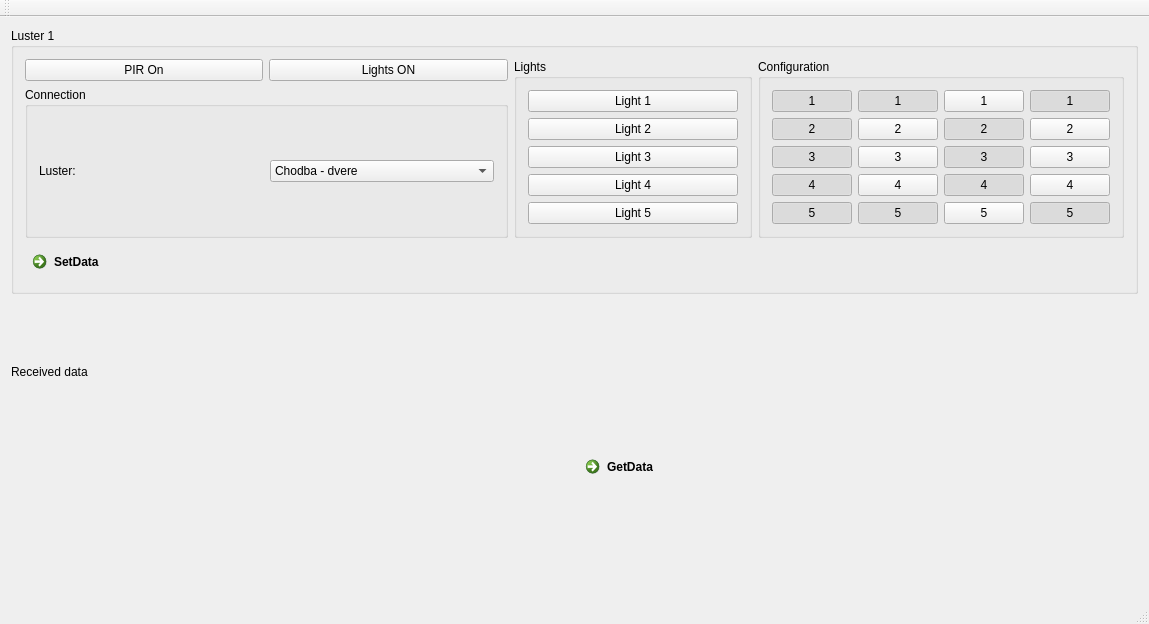
First picture: the form in qt_control/mainwindow.ui, repository bulanek/light, before the edit.
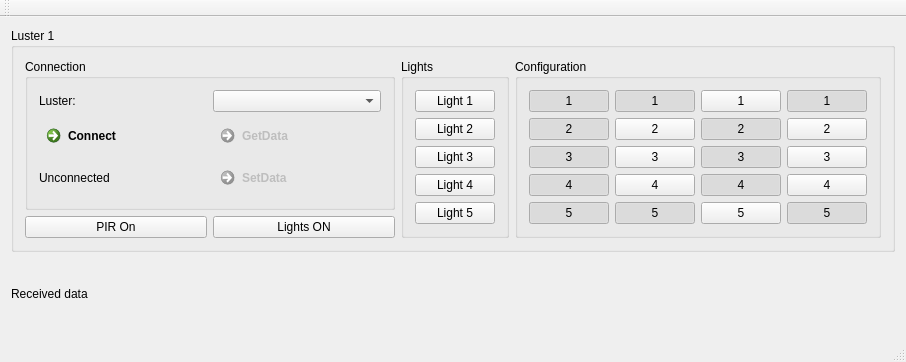
Second picture: the form after the edit.

```diff
--- a/qt_control/mainwindow.ui
+++ b/qt_control/mainwindow.ui
@@ -6,8 +6,8 @@
    <rect>
     <x>0</x>
     <y>0</y>
-    <width>1149</width>
-    <height>624</height>
+    <width>886</width>
+    <height>362</height>
    </rect>
   </property>
   <property name="windowTitle">
@@ -21,7 +21,143 @@
        <string>Luster 1</string>
       </property>
       <layout class="QGridLayout" name="gridLayout_4">
-       <item row="0" column="3" rowspan="2">
+       <item row="0" column="0">
+        <widget class="QGroupBox" name="groupBox_3">
+         <property name="title">
+          <string>Connection </string>
+         </property>
+         <layout class="QGridLayout" name="gridLayout_3">
+          <item row="0" column="0">
+           <widget class="QLabel" name="label">
+            <property name="text">
+             <string>Luster:</string>
+            </property>
+           </widget>
+          </item>
+          <item row="0" column="1">
+           <widget class="QComboBox" name="comboBox"/>
+          </item>
+          <item row="1" column="0">
+           <widget class="QCommandLinkButton" name="commandLinkButton_3">
+            <property name="text">
+             <string>Connect</string>
+            </property>
+           </widget>
+          </item>
+          <item row="1" column="1">
+           <widget class="QCommandLinkButton" name="commandLinkButton_2">
+            <property name="enabled">
+             <bool>false</bool>
+            </property>
+            <property name="text">
+             <string>GetData</string>
+            </property>
+           </widget>
+          </item>
+          <item row="2" column="0">
+           <widget class="QLabel" name="label_2">
+            <property name="text">
+             <string>Unconnected</string>
+            </property>
+           </widget>
+          </item>
+          <item row="2" column="1">
+           <widget class="QCommandLinkButton" name="commandLinkButton">
+            <property name="enabled">
+             <bool>false</bool>
+            </property>
+            <property name="text">
+             <string>SetData</string>
+            </property>
+           </widget>
+          </item>
+         </layout>
+        </widget>
+       </item>
+       <item row="1" column="0">
+        <layout class="QGridLayout" name="gridLayout_2">
+         <item row="0" column="0">
+          <widget class="QPushButton" name="pushButton">
+           <property name="text">
+            <string>PIR On</string>
+           </property>
+           <property name="checkable">
+            <bool>true</bool>
+           </property>
+          </widget>
+         </item>
+         <item row="0" column="1">
+          <widget class="QPushButton" name="pushButton_8">
+           <property name="text">
+            <string>Lights ON</string>
+           </property>
+           <property name="checkable">
+            <bool>true</bool>
+           </property>
+          </widget>
+         </item>
+        </layout>
+       </item>
+       <item row="0" column="1" rowspan="2">
+        <widget class="QGroupBox" name="groupBox">
+         <property name="title">
+          <string>Lights</string>
+         </property>
+         <layout class="QGridLayout" name="gridLayout">
+          <item row="0" column="0">
+           <widget class="QPushButton" name="pushButton_2">
+            <property name="text">
+             <string>Light 1</string>
+            </property>
+            <property name="checkable">
+             <bool>true</bool>
+            </property>
+            <property name="autoRepeat">
+             <bool>false</bool>
+            </property>
+            <property name="autoExclusive">
+             <bool>false</bool>
+            </property>
+           </widget>
+          </item>
+          <item row="1" column="0">
+           <widget class="QPushButton" name="pushButton_3">
+            <property name="text">
+             <string>Light 2</string>
+            </property>
+            <property name="checkable">
+             <bool>true</bool>
+            </property>
+           </widget>
+          </item>
+          <item row="4" column="0">
+           <widget class="QPushButton" name="pushButton_47">
+            <property name="text">
+             <string>Light 5</string>
+            </property>
+           </widget>
+          </item>
+          <item row="2" column="0">
+           <widget class="QPushButton" name="pushButton_4">
+            <property name="text">
+             <string>Light 3</string>
+            </property>
+            <property name="checkable">
+             <bool>true</bool>
+            </property>
+           </widget>
+          </item>
+          <item row="3" column="0">
+           <widget class="QPushButton" name="pushButton_46">
+            <property name="text">
+             <string>Light 4</string>
+            </property>
+           </widget>
+          </item>
+         </layout>
+        </widget>
+       </item>
+       <item row="0" column="2" rowspan="2">
         <widget class="QGroupBox" name="groupBox_7">
          <property name="focusPolicy">
           <enum>Qt::NoFocus</enum>
@@ -269,137 +405,6 @@
          </layout>
         </widget>
        </item>
-       <item row="0" column="2" rowspan="2">
-        <widget class="QGroupBox" name="groupBox">
-         <property name="title">
-          <string>Lights</string>
-         </property>
-         <layout class="QGridLayout" name="gridLayout">
-          <item row="0" column="0">
-           <widget class="QPushButton" name="pushButton_2">
-            <property name="text">
-             <string>Light 1</string>
-            </property>
-            <property name="checkable">
-             <bool>true</bool>
-            </property>
-            <property name="autoRepeat">
-             <bool>false</bool>
-            </property>
-            <property name="autoExclusive">
-             <bool>false</bool>
-            </property>
-           </widget>
-          </item>
-          <item row="1" column="0">
-           <widget class="QPushButton" name="pushButton_3">
-            <property name="text">
-             <string>Light 2</string>
-            </property>
-            <property name="checkable">
-             <bool>true</bool>
-            </property>
-           </widget>
-          </item>
-          <item row="4" column="0">
-           <widget class="QPushButton" name="pushButton_47">
-            <property name="text">
-             <string>Light 5</string>
-            </property>
-           </widget>
-          </item>
-          <item row="2" column="0">
-           <widget class="QPushButton" name="pushButton_4">
-            <property name="text">
-             <string>Light 3</string>
-            </property>
-            <property name="checkable">
-             <bool>true</bool>
-            </property>
-           </widget>
-          </item>
-          <item row="3" column="0">
-           <widget class="QPushButton" name="pushButton_46">
-            <property name="text">
-             <string>Light 4</string>
-            </property>
-           </widget>
-          </item>
-         </layout>
-        </widget>
-       </item>
-       <item row="0" column="0">
-        <widget class="QPushButton" name="pushButton">
-         <property name="text">
-          <string>PIR On</string>
-         </property>
-         <property name="checkable">
-          <bool>true</bool>
-         </property>
-        </widget>
-       </item>
-       <item row="0" column="1">
-        <widget class="QPushButton" name="pushButton_8">
-         <property name="text">
-          <string>Lights ON</string>
-         </property>
-         <property name="checkable">
-          <bool>true</bool>
-         </property>
-        </widget>
-       </item>
-       <item row="2" column="0">
-        <widget class="QCommandLinkButton" name="commandLinkButton">
-         <property name="text">
-          <string>SetData</string>
-         </property>
-        </widget>
-       </item>
-       <item row="1" column="0" colspan="2">
-        <widget class="QGroupBox" name="groupBox_3">
-         <property name="title">
-          <string>Connection </string>
-         </property>
-         <layout class="QGridLayout" name="gridLayout_3">
-          <item row="0" column="0">
-           <widget class="QLabel" name="label">
-            <property name="text">
-             <string>Luster:</string>
-            </property>
-           </widget>
-          </item>
-          <item row="0" column="1">
-           <widget class="QComboBox" name="comboBox">
-            <item>
-             <property name="text">
-              <string>Chodba - dvere</string>
-             </property>
-            </item>
-            <item>
-             <property name="text">
-              <string>Chodba - satna</string>
-             </property>
-            </item>
-            <item>
-             <property name="text">
-              <string>Spalna</string>
-             </property>
-            </item>
-            <item>
-             <property name="text">
-              <string>Obyvak</string>
-             </property>
-            </item>
-            <item>
-             <property name="text">
-              <string>Kuchyna</string>
-             </property>
-            </item>
-           </widget>
-          </item>
-         </layout>
-        </widget>
-       </item>
       </layout>
      </widget>
     </item>
@@ -410,13 +415,6 @@
       </property>
      </widget>
     </item>
-    <item row="5" column="1">
-     <widget class="QCommandLinkButton" name="commandLinkButton_2">
-      <property name="text">
-       <string>GetData</string>
-      </property>
-     </widget>
-    </item>
    </layout>
   </widget>
   <widget class="QToolBar" name="mainToolBar">
```
